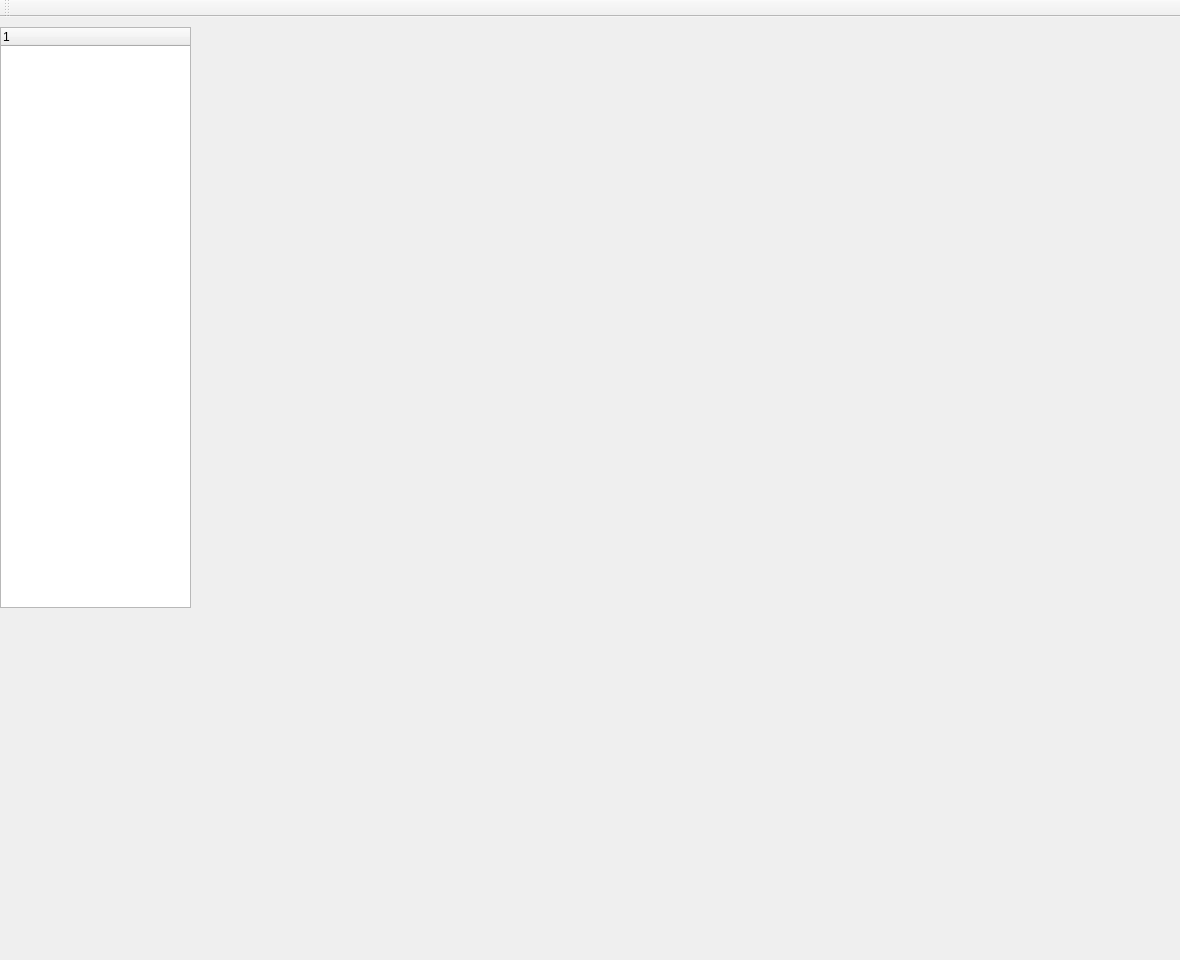
First picture: the form in EvoJoint/EvoJoint Studio/EvoJoint/MainWindow.ui, repository fengbaochun/softwareToolBox, before the edit.
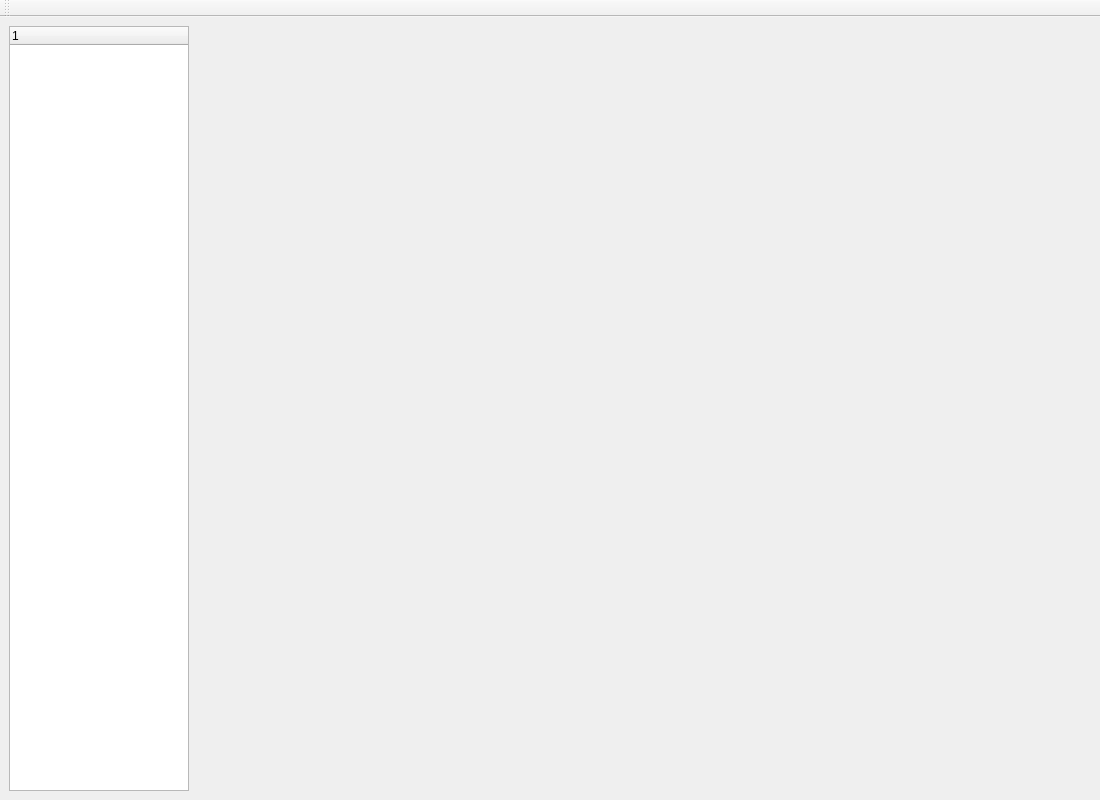
Second picture: the form after the edit.

Commit message: 完善界面功能

The edit to the form file:
```diff
--- a/EvoJoint/EvoJoint Studio/EvoJoint/MainWindow.ui
+++ b/EvoJoint/EvoJoint Studio/EvoJoint/MainWindow.ui
@@ -6,14 +6,14 @@
    <rect>
     <x>0</x>
     <y>0</y>
-    <width>1180</width>
-    <height>960</height>
+    <width>1100</width>
+    <height>800</height>
    </rect>
   </property>
   <property name="minimumSize">
    <size>
-    <width>800</width>
-    <height>600</height>
+    <width>1100</width>
+    <height>800</height>
    </size>
   </property>
   <property name="windowTitle">
@@ -23,26 +23,20 @@
    <string notr="true"/>
   </property>
   <widget class="QWidget" name="centralwidget">
-   <widget class="QStackedWidget" name="stackedWidget">
-    <property name="geometry">
-     <rect>
-      <x>190</x>
-      <y>20</y>
-      <width>981</width>
-      <height>891</height>
-     </rect>
-    </property>
-    <widget class="QWidget" name="page"/>
-    <widget class="QWidget" name="page_2"/>
-   </widget>
+   <layout class="QHBoxLayout" name="horizontalLayout">
+    <item>
    <widget class="QTreeWidget" name="treeWidget">
-    <property name="geometry">
-     <rect>
-      <x>0</x>
-      <y>10</y>
-      <width>191</width>
-      <height>581</height>
-     </rect>
+      <property name="minimumSize">
+       <size>
+        <width>180</width>
+        <height>0</height>
+       </size>
+      </property>
+      <property name="maximumSize">
+       <size>
+        <width>180</width>
+        <height>16777215</height>
+       </size>
     </property>
     <column>
      <property name="text">
@@ -50,6 +44,14 @@
      </property>
     </column>
    </widget>
+    </item>
+    <item>
+     <widget class="QStackedWidget" name="stackedWidget">
+      <widget class="QWidget" name="page"/>
+      <widget class="QWidget" name="page_2"/>
+     </widget>
+    </item>
+   </layout>
   </widget>
   <widget class="QMenuBar" name="menuBar">
    <property name="geometry">
```
Left out of the diff: 2 changed lines with no effect on the pictures. Lines whose indentation alone changed are shown as unchanged. The commit also changes 5 other files.
